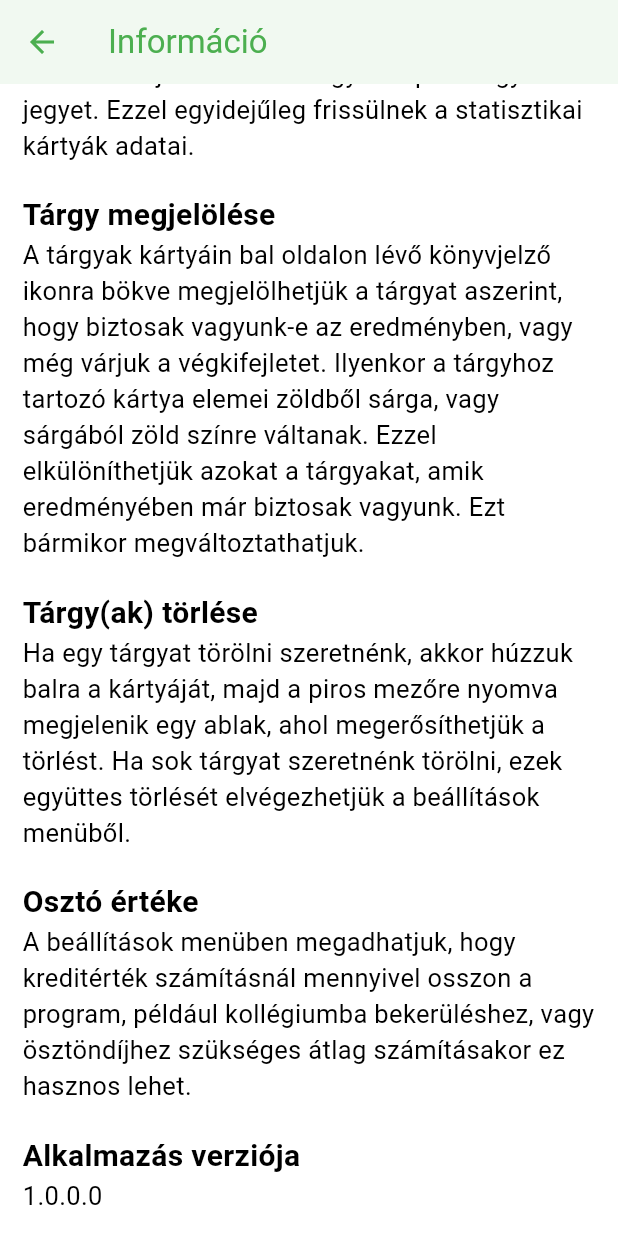
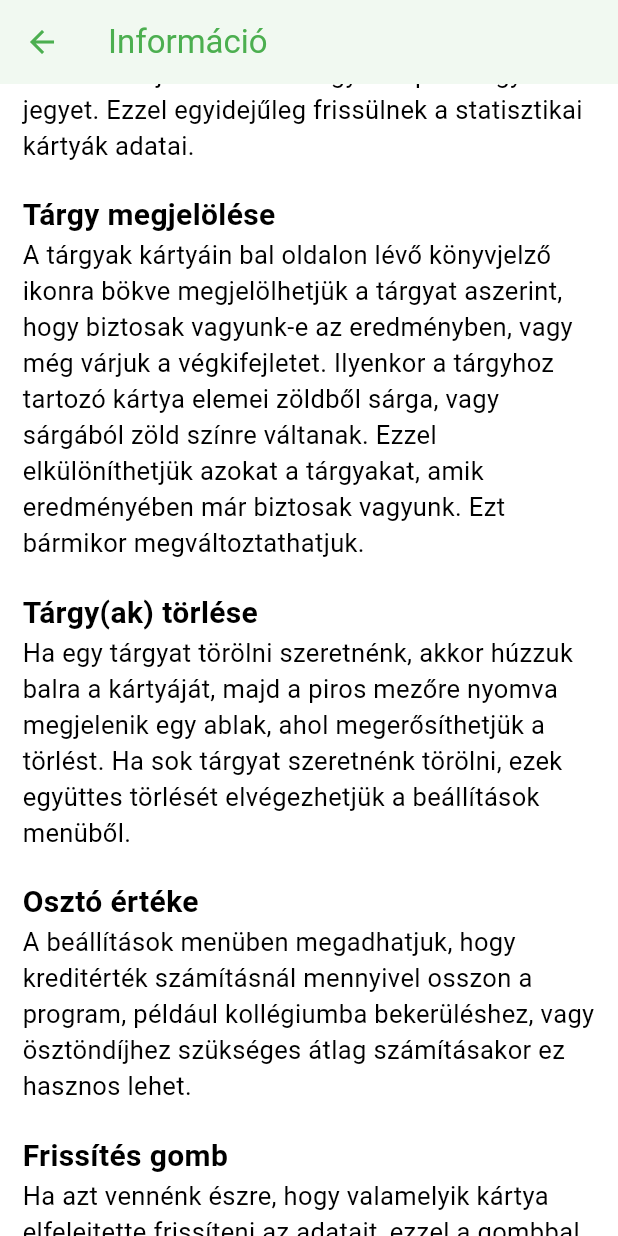
Before and after one commit to balazs003/kreditindex_calculator, a Flutter app: the InfoPage screen opened by its route, scrolled down 1051 dp, on a phone screen of 412 x 824 dp. Run offline on Flutter 3.47's test engine with Material 3 defaults, Android fonts, the phone set to English and light mode, and no system bars; our stand-ins replace flutter_slidable, shared_preferences; accounts and stored records are empty.

Commit message:
Implemented proper back gesture navigation, fixed a bug when disabled and then reenabled cards dont update their value, but also added a refresh button for safety

```diff
--- a/lib/info_page.dart
+++ b/lib/info_page.dart
@@ -10,7 +10,7 @@ class InfoPage extends StatelessWidget {
         title: const Text("Információ"),
         leading: BackButton(
           onPressed: () {
-            Navigator.pushReplacementNamed(context, '/');
+            Navigator.pop(context);
           },
         ),
       ),
@@ -142,6 +142,20 @@ class InfoPage extends StatelessWidget {
               ),
               SizedBox(height: 20,),
               Text(
+                'Frissítés gomb',
+                style: TextStyle(
+                    fontSize: 20,
+                    fontWeight: FontWeight.bold
+                ),
+              ),
+              Text(
+                'Ha azt vennénk észre, hogy valamelyik kártya elfelejtette frissíteni az adatait, ezzel a gombbal rákényszeríthetjük, hogy helyreálljon a rend. Valószínűleg nem lesz rá szükség, de jobb a békesség.',
+                style: TextStyle(
+                  fontSize: 17,
+                ),
+              ),
+              SizedBox(height: 20,),
+              Text(
                 'Alkalmazás verziója',
                 style: TextStyle(
                     fontSize: 20,
--- a/lib/settings_page.dart
+++ b/lib/settings_page.dart
@@ -88,11 +88,6 @@ class _SettingsPageState extends State<SettingsPage> {
       appBar: AppBar(
         backgroundColor: Theme.of(context).colorScheme.inversePrimary,
         title: const Text("Beállítások"),
-        leading: BackButton(
-          onPressed: () {
-            Navigator.pushReplacementNamed(context, '/');
-          },
-        ),
       ),
       body: SingleChildScrollView(
         child: Padding(
```
Also changed, not shown: lib/homepage.dart (+24 -5 lines).
